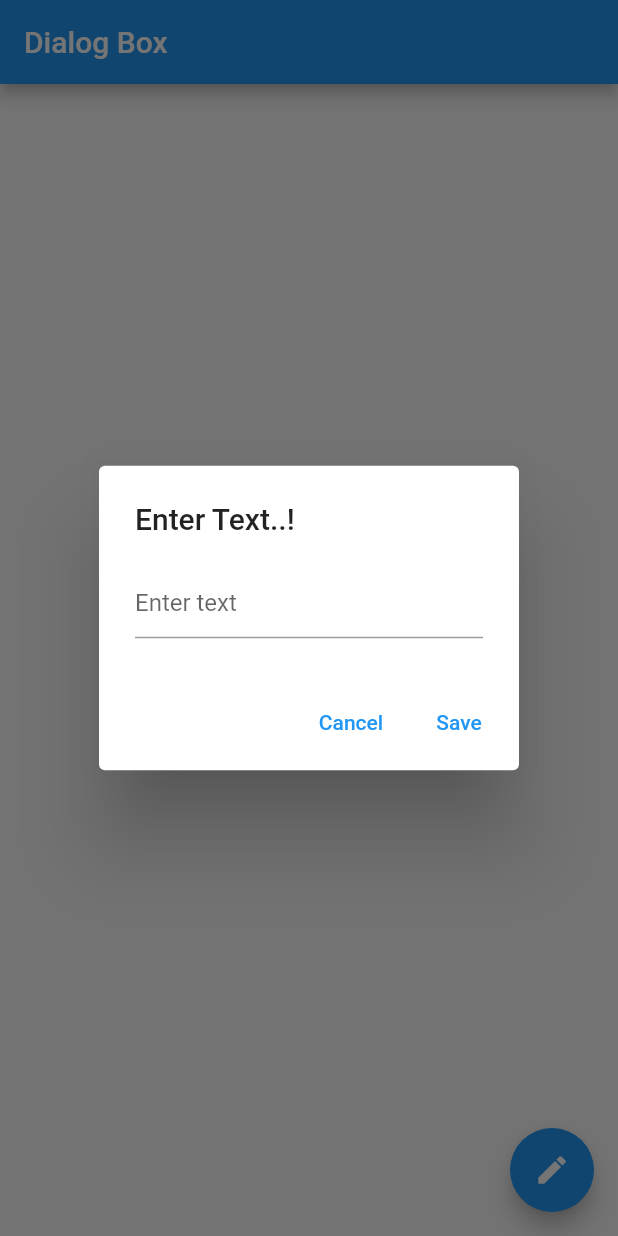
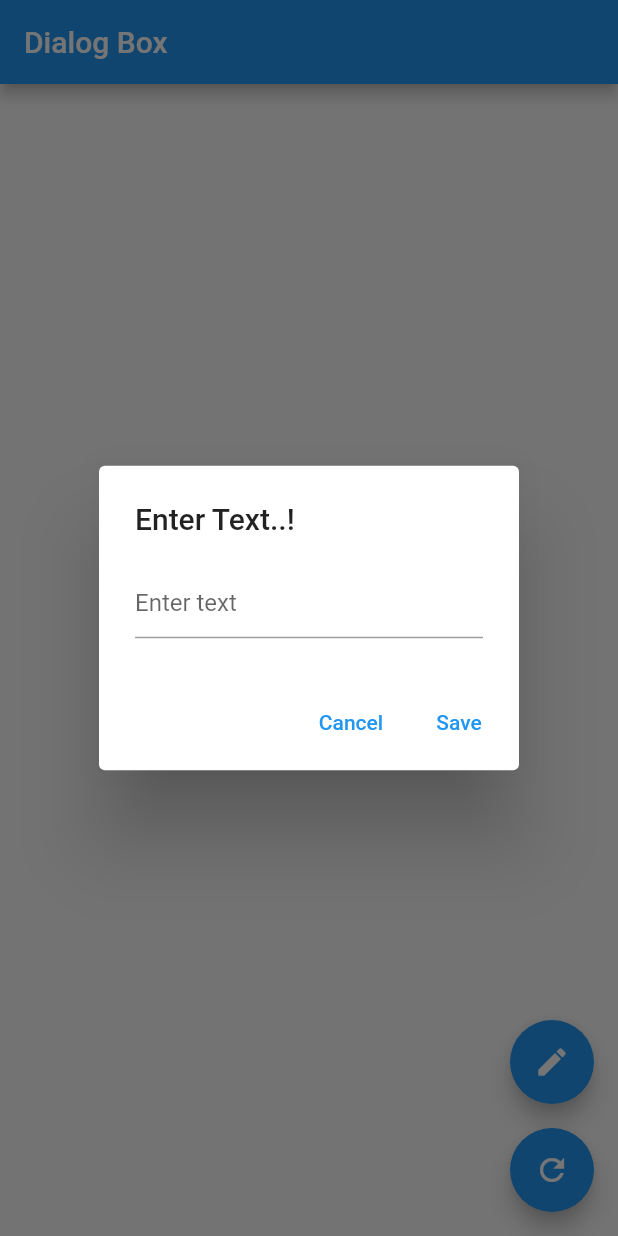
Before and after one commit to apikmeister/stateful_prac, a Flutter app: the screen it shows after launch, after a tap on the "edit" icon, on a phone screen of 412 x 824 dp. Run offline on Flutter 3.47's test engine with Material 2 defaults, Android fonts, the phone set to English and light mode, and no system bars.

```diff
--- a/lib/main.dart
+++ b/lib/main.dart
@@ -18,7 +18,7 @@ class MyApp extends StatelessWidget {
 }
 
 class MyMainPage extends StatefulWidget {
-  const MyMainPage({super.key});
+  const MyMainPage({Key? key});
 
   @override
   State<MyMainPage> createState() => _MyMainPageState();
@@ -43,7 +43,7 @@ class _MyMainPageState extends State<MyMainPage> {
               onPressed: () {
                 Navigator.of(context).pop();
               },
-              child: Text('Cancel'),
+              child: const Text('Cancel'),
             ),
             TextButton(
               onPressed: () {
@@ -52,12 +52,19 @@ class _MyMainPageState extends State<MyMainPage> {
                 });
                 Navigator.of(context).pop();
               },
-              child: Text('Save'),
+              child: const Text('Save'),
             ),
           ],
         );
       },
     );
+  }
+
+  void _resetInputText() {
+    setState(() {
+      _inputText = '';
+      myController.clear();
+    });
   }
 
   @override
@@ -75,9 +82,19 @@ class _MyMainPageState extends State<MyMainPage> {
           ],
         ),
       ),
-      floatingActionButton: FloatingActionButton(
-        onPressed: _showInputDialog,
-        child: const Icon(Icons.edit),
+      floatingActionButton: Column(
+        mainAxisAlignment: MainAxisAlignment.end,
+        children: [
+          FloatingActionButton(
+            onPressed: _showInputDialog,
+            child: const Icon(Icons.edit),
+          ),
+          const SizedBox(height: 16),
+          FloatingActionButton(
+            onPressed: _resetInputText,
+            child: const Icon(Icons.refresh),
+          ),
+        ],
       ),
     );
   }
```
